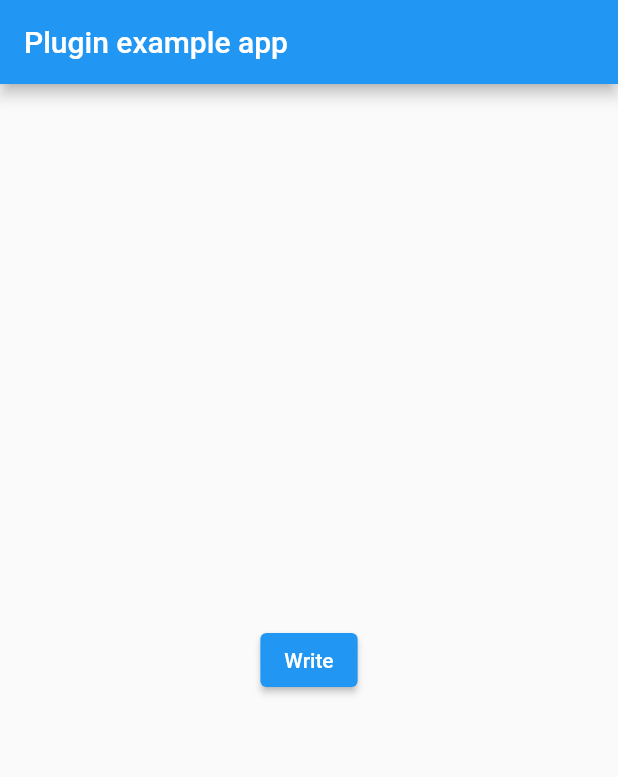
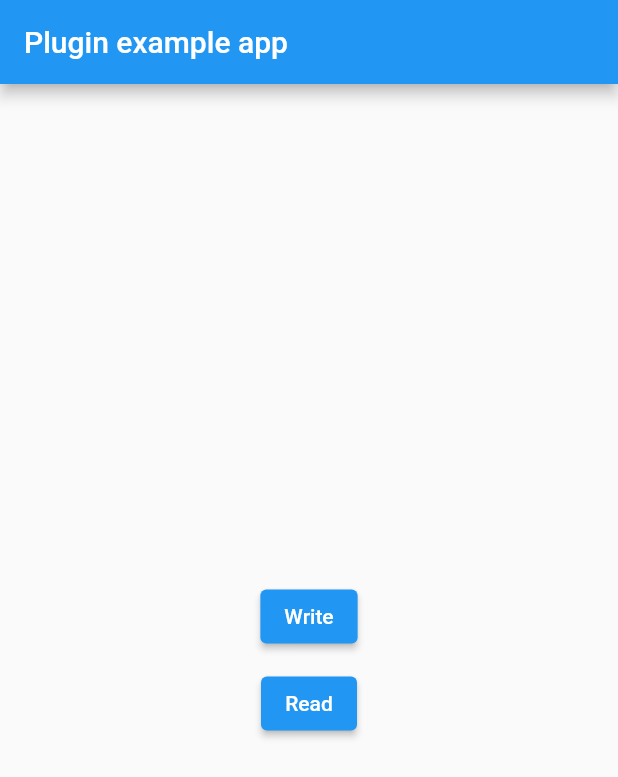
Before and after one commit to erikas-taroza/audiotags, a Flutter app: the screen it shows after launch, after a tap on "Write", on a phone screen of 412 x 824 dp. Shown: the top 777 px of the screen. Run offline on Flutter 3.47's test engine with Material 2 defaults, Android fonts, the phone set to English and light mode, and no system bars; missing offline and left inert: dart:ffi, flutter_rust_bridge.

Commit message:
Fix override and finish example.

```diff
--- a/example/lib/main.dart
+++ b/example/lib/main.dart
@@ -1,7 +1,5 @@
+import 'package:flutter/foundation.dart';
 import 'package:flutter/material.dart';
-import 'dart:async';
-
-import 'package:flutter/services.dart';
 import 'package:id3tags/id3tags.dart';
 
 void main() {
@@ -15,13 +13,15 @@ class MyApp extends StatefulWidget {
   State<MyApp> createState() => _MyAppState();
 }
 
-class _MyAppState extends State<MyApp> {
-  final _id3tagsPlugin = Id3Tags();
+class _MyAppState extends State<MyApp>
+{
+    //TODO: Enter the path
+    // to the mp3 file here ----v
+    static const String path = "/path/to/song.mp3";
 
-  @override
-  void initState() {
-    super.initState();
-  }
+    @override
+    void initState()
+    { super.initState(); }
 
     @override
     Widget build(BuildContext context)
@@ -32,12 +32,28 @@ class _MyAppState extends State<MyApp> {
                     title: const Text('Plugin example app'),
                 ),
                 body: Center(
-                    child: ElevatedButton(
-                        child: const Text("Write"),
-                        onPressed: () async => Id3Tags.write("/home/erikas/Music/test2.mp3", Tag(
-                            title: "Test",
-                            artist: "testsetestest"
-                        )),
+                    child: Column(
+                        mainAxisAlignment: MainAxisAlignment.center,
+                        children: [
+                            ElevatedButton(
+                                child: const Text("Write"),
+                                onPressed: () => Id3Tags.write(path, Tag(
+                                    title: "Title",
+                                    artist: "Artist",
+                                    picture: Uint8List.fromList([0, 0, 0, 0])
+                                )),
+                            ),
+                            const SizedBox(height: 10),
+                            ElevatedButton(
+                                child: const Text("Read"),
+                                onPressed: () async {
+                                    Tag tag = await Id3Tags.read(path);
+                                    debugPrint(tag.title);
+                                    debugPrint(tag.artist);
+                                    debugPrint(tag.picture.toString());
+                                },
+                            )
+                        ],
                     )
                 ),
             ),
--- a/pubspec.yaml
+++ b/pubspec.yaml
@@ -13,6 +13,7 @@ dependencies:
     sdk: flutter
   plugin_platform_interface: ^2.0.2
   flutter_rust_bridge: ^1.49.0
+  meta:
 
 dev_dependencies:
   flutter_test:
```
Also changed, not shown: lib/src/bridge_generated.io.dart (+7 -12 lines), 2 other files.
